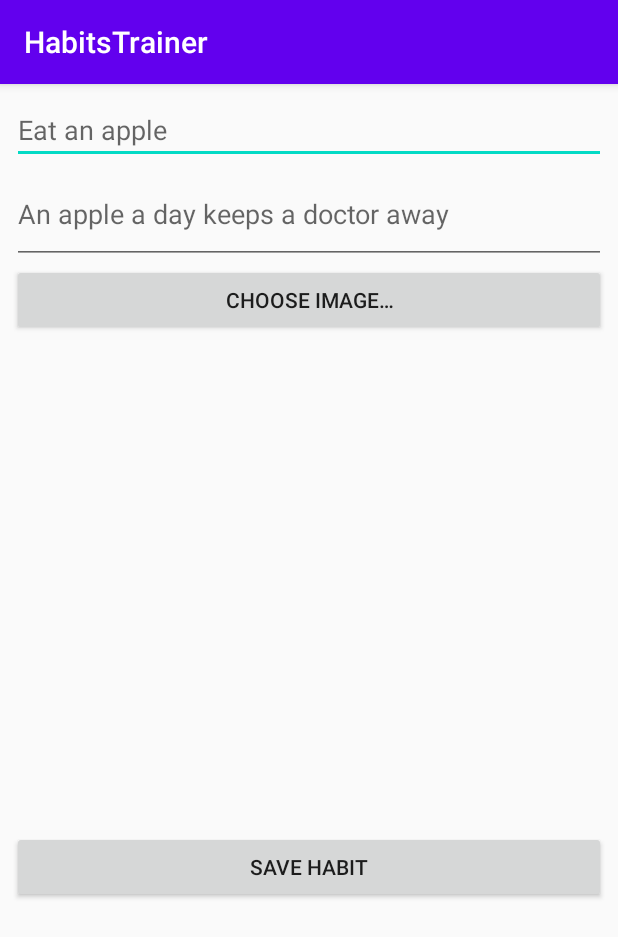
After one commit to Machwusa/HabitsTrainer, an Android app: the CreateHabitActivity screen opened directly, with no data from a screen before it, on a phone screen of 412 x 824 dp. The commit adds this screen. Shown: the top 937 px of the screen. Run offline under Robolectric (Android 15) with nearby library versions, the phone set to English and light mode, and no system bars.

Commit message:
Let users create habits!

```diff
--- a/app/src/main/AndroidManifest.xml
+++ b/app/src/main/AndroidManifest.xml
@@ -9,6 +9,7 @@
         android:roundIcon="@mipmap/ic_launcher_round"
         android:supportsRtl="true"
         android:theme="@style/AppTheme">
+        <activity android:name=".CreateHabitActivity" />
         <activity android:name=".MainActivity">
             <intent-filter>
                 <action android:name="android.intent.action.MAIN" />
--- /dev/null
+++ b/app/src/main/res/layout/activity_create_habit.xml
@@ -0,0 +1,54 @@
+<?xml version="1.0" encoding="utf-8"?>
+<LinearLayout xmlns:android="http://schemas.android.com/apk/res/android"
+    xmlns:app="http://schemas.android.com/apk/res-auto"
+    xmlns:tools="http://schemas.android.com/tools"
+    android:layout_width="match_parent"
+    android:layout_height="match_parent"
+    android:orientation="vertical"
+    android:padding="8dp"
+    tools:context=".CreateHabitActivity">
+
+    <EditText
+        android:id="@+id/et_title"
+        android:layout_width="match_parent"
+        android:layout_height="wrap_content"
+        android:hint="@string/eat_apple"/>
+
+    <EditText
+        android:id="@+id/et_descr"
+        android:layout_width="match_parent"
+        android:layout_height="wrap_content"
+        android:inputType="textMultiLine"
+        android:lines="2"
+        android:hint="@string/an_apple_a_day"/>
+
+    <Button
+        android:id="@+id/btn_choose_image"
+        android:layout_width="match_parent"
+        android:layout_height="wrap_content"
+        android:onClick="chooseImage"
+        android:text="@string/choose_image"/>
+
+    <ImageView
+        android:id="@+id/iv_image"
+        android:layout_width="300dp"
+        android:layout_height="330dp"
+        android:layout_gravity="center_horizontal"
+        android:padding="10dp"
+        android:contentDescription="@string/selected_image"/>
+
+    <Button
+        android:id="@+id/bt_save"
+        android:layout_width="match_parent"
+        android:layout_height="wrap_content"
+        android:onClick="storeHabit"
+        android:text="@string/save_habit"/>
+
+    <TextView
+        android:id="@+id/tv_error"
+        android:layout_width="match_parent"
+        android:layout_height="wrap_content"
+        android:visibility="invisible"
+        android:textColor="#E53935"/>
+
+</LinearLayout>
--- a/app/src/main/res/values/strings.xml
+++ b/app/src/main/res/values/strings.xml
@@ -3,4 +3,10 @@
     <string name="habit_icon">Habit icon</string>
     <string name="drink_water">Drink Water</string>
     <string name="drink_water_desc">A refreshing glass of water gets you hydrated</string>
+    <string name="begin_habit">Begin new habit…</string>
+    <string name="eat_apple">Eat an apple</string>
+    <string name="an_apple_a_day">An apple a day keeps a doctor away</string>
+    <string name="choose_image">Choose image…</string>
+    <string name="selected_image">Selected image</string>
+    <string name="save_habit">Save habit</string>
 </resources>
```
Also changed, not shown: app/src/main/java/com/machwusa/habitstrainer/CreateHabitActivity.kt (added, +91 -0 lines), app/src/main/java/com/machwusa/habitstrainer/MainActivity.kt (+23 -0 lines), app/src/main/res/menu/main_menu.xml (added, +9 -0 lines).
